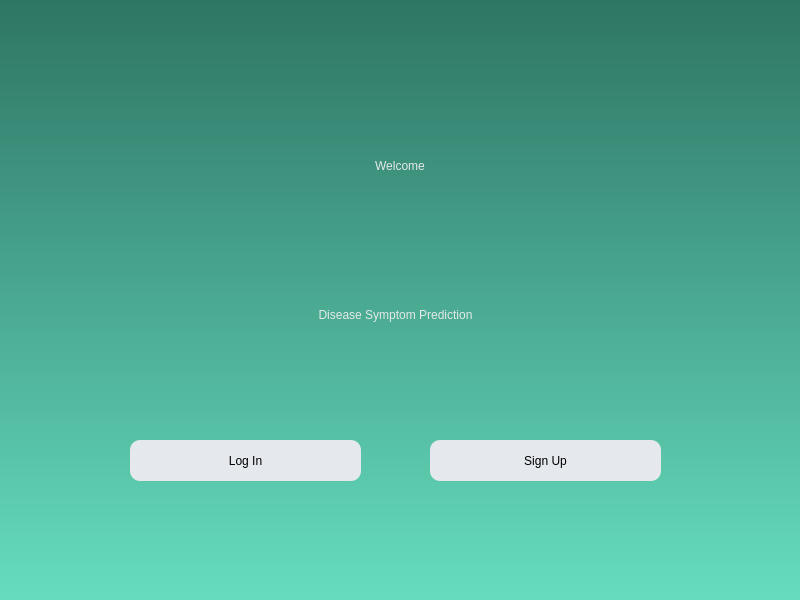
Before: the Qt Designer form ui/welcome.ui in Maximusrain/se_project_23-24, drawn with Qt 5.
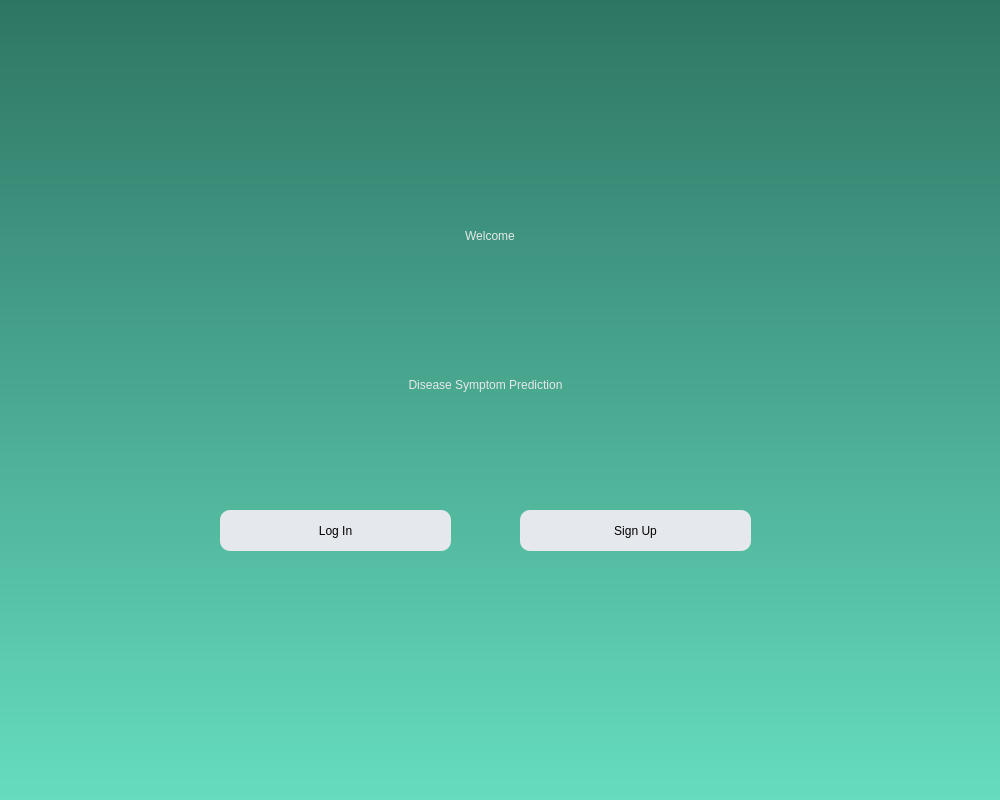
After: the same form once the commit is applied.

What changed in the file:
```diff
--- a/ui/welcome.ui
+++ b/ui/welcome.ui
@@ -6,8 +6,8 @@
    <rect>
     <x>0</x>
     <y>0</y>
-    <width>800</width>
-    <height>600</height>
+    <width>1000</width>
+    <height>800</height>
    </rect>
   </property>
   <property name="windowTitle">
@@ -20,8 +20,8 @@
   <widget class="QLabel" name="label">
    <property name="geometry">
     <rect>
-     <x>240</x>
-     <y>120</y>
+     <x>330</x>
+     <y>190</y>
      <width>320</width>
      <height>91</height>
     </rect>
@@ -41,8 +41,8 @@
   <widget class="QPushButton" name="signup">
    <property name="geometry">
     <rect>
-     <x>430</x>
-     <y>440</y>
+     <x>520</x>
+     <y>510</y>
      <width>231</width>
      <height>41</height>
     </rect>
@@ -61,8 +61,8 @@
   <widget class="QPushButton" name="login">
    <property name="geometry">
     <rect>
-     <x>130</x>
-     <y>440</y>
+     <x>220</x>
+     <y>510</y>
      <width>231</width>
      <height>41</height>
     </rect>
@@ -81,8 +81,8 @@
   <widget class="QLabel" name="label_2">
    <property name="geometry">
     <rect>
-     <x>180</x>
-     <y>290</y>
+     <x>270</x>
+     <y>360</y>
      <width>431</width>
      <height>50</height>
     </rect>
```
